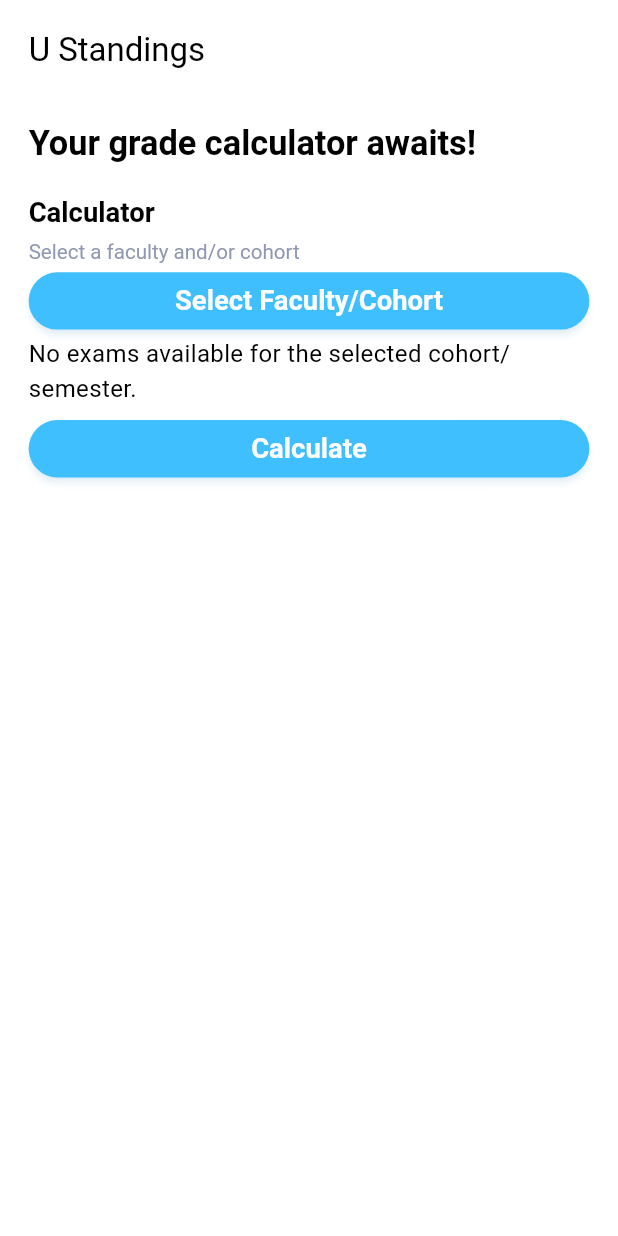
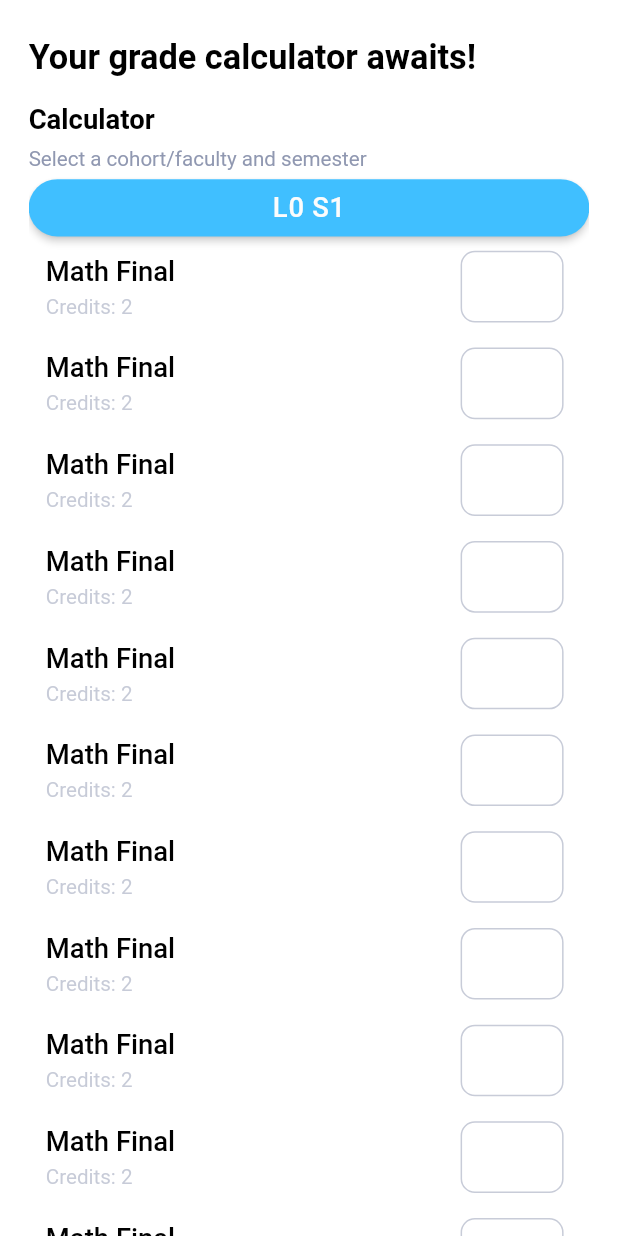
Before and after one commit to Krmsh1n5/u_standings, a Flutter app: the CalculatorPage screen opened directly, on a phone screen of 412 x 824 dp. Run offline on Flutter 3.47's test engine with Material 3 defaults, Android fonts, the phone set to English and light mode, and no system bars; our stand-ins replace flutter_screenutil; Roboto replaces fonts that are missing (Montserrat).

Commit message:
Completed UI for Calculator Page

```diff
--- a/lib/core/utils/constants/cohorts_semesters_data.dart
+++ b/lib/core/utils/constants/cohorts_semesters_data.dart
@@ -3,7 +3,20 @@ import 'package:u_standings/features/standings/domain/entities/exam.dart';
 
 List<CohortSemester> cohortsSemesters = [
   // L0
-  CohortSemester(name: 'L0 S1', exams: []),
+  // TODO: Add L0 exams
+  CohortSemester(name: 'L0 S1', exams: [
+    Exam(title: "Math Final", credits: 2),
+    Exam(title: "Math Final", credits: 2),
+    Exam(title: "Math Final", credits: 2),
+    Exam(title: "Math Final", credits: 2),
+    Exam(title: "Math Final", credits: 2),
+    Exam(title: "Math Final", credits: 2),
+    Exam(title: "Math Final", credits: 2),
+    Exam(title: "Math Final", credits: 2),
+    Exam(title: "Math Final", credits: 2),
+    Exam(title: "Math Final", credits: 2),
+    Exam(title: "Math Final", credits: 2),
+  ]),
   CohortSemester(name: 'L0 S2', exams: []),
   // L1
   CohortSemester(name: 'L1 CS S1', exams: [
--- /dev/null
+++ b/lib/core/utils/functions/check_and_rounf_credits.dart
@@ -0,0 +1,19 @@
+String checkAndRoundCredits(String credits) {
+  final double? value = double.tryParse(credits);
+
+  if (value == null) {
+    return credits;
+  }
+
+  if (value % 1 == 0) {
+    return value.toInt().toString();
+  }
+
+  final String valueString = value.toString();
+  final int decimalIndex = valueString.indexOf('.');
+
+  if (decimalIndex != -1 && valueString.length - decimalIndex - 1 > 3) {
+    return value.toStringAsFixed(3); // Round to 3 decimal places
+  }
+  return credits;
+}
--- a/lib/core/utils/functions/fetch_semesters_cohorts_func.dart
+++ b/lib/core/utils/functions/fetch_semesters_cohorts_func.dart
@@ -1,5 +1,5 @@
 Future<List<String>> fetchCohortsSemestersFromDatabase() async {
   // Simulate fetching data from API/DB
   await Future.delayed(Duration(seconds: 1)); // Simulate network delay
-  return ['Cohort A', 'Cohort A - CS', 'Cohort A - CE','Cohort B', 'Cohort C', 'Cohort C - GE'];
+  return ['Cohort A', 'Cohort A - CS', 'Cohort A - CE','Cohort B', 'Cohort C', 'Cohort C - GE', 'Cohort D', 'Cohort D - GE'];
 }
--- /dev/null
+++ b/lib/core/utils/functions/validation_funcs.dart
@@ -0,0 +1,11 @@
+bool isNumeric(String? inputString, {bool isRequired = false}) {
+  bool isInputStringValid = false;
+  if (!isRequired && (inputString == null ? true : inputString.isEmpty)) {
+    isInputStringValid = true;
+  }
+  if (inputString != null && inputString.isNotEmpty) {
+    final numericRegExp = RegExp(r'^[0-9]+$');
+    isInputStringValid = numericRegExp.hasMatch(inputString);
+  }
+  return isInputStringValid;
+}
--- a/lib/core/utils/theme/app_decoration.dart
+++ b/lib/core/utils/theme/app_decoration.dart
@@ -106,6 +106,7 @@ class AppDecoration {
             ? theme.colorScheme.primary
             : theme.colorScheme.primary.withValues(alpha: 0.5),
       ),
+      shadowColor: WidgetStateProperty.all(theme.colorScheme.onSurface.withValues(alpha: 0.8)),
     );
   }
 }
--- a/lib/core/utils/theme/custom_button_style.dart
+++ b/lib/core/utils/theme/custom_button_style.dart
@@ -8,7 +8,7 @@ class CustomButtonStyle {
         shape: RoundedRectangleBorder(
           borderRadius: BorderRadius.circular(5.h),
         ),
-        elevation: 1,
+        elevation: 4,
         padding: EdgeInsets.all(20.h),
         fixedSize: Size(double.maxFinite, 50.h),
       );
--- a/lib/core/utils/theme/custom_text_styles.dart
+++ b/lib/core/utils/theme/custom_text_styles.dart
@@ -7,6 +7,13 @@ class CustomTextStyles {
   static TextStyle get bodySmall10 => TextStyle(
         fontFamily: 'Montserrat',
         fontSize: 10.sp,
+        fontWeight: FontWeight.w400,
+        letterSpacing: .0,
+        wordSpacing: .0,
+      );
+  static TextStyle get bodySmall12 => TextStyle(
+        fontFamily: 'Montserrat',
+        fontSize: 12.sp,
         fontWeight: FontWeight.w400,
         letterSpacing: .0,
         wordSpacing: .0,
@@ -54,6 +61,7 @@ class CustomTextStyles {
         fontFamily: 'Montserrat',
         fontSize: 12.sp,
         color: theme.colorScheme.onSecondaryContainer.withValues(alpha: 1),
+        fontWeight: FontWeight.w400,
         letterSpacing: .0,
         wordSpacing: .0,
       );
@@ -69,7 +77,15 @@ class CustomTextStyles {
         fontFamily: 'Montserrat',
         fontSize: 16.sp,
         color: theme.colorScheme.onPrimary.withValues(alpha: 1),
-        fontWeight: FontWeight.w600,
+        fontWeight: FontWeight.w500,
+        letterSpacing: .0,
+        wordSpacing: .0,
+      );
+  static TextStyle get bodyMediumOnPrimary16w400 => TextStyle(
+        fontFamily: 'Montserrat',
+        fontSize: 16.sp,
+        color: theme.colorScheme.onPrimary.withValues(alpha: 1),
+        fontWeight: FontWeight.w400,
         letterSpacing: .0,
         wordSpacing: .0,
       );
@@ -163,6 +179,14 @@ class CustomTextStyles {
         letterSpacing: .0,
         wordSpacing: .0,
       );
+  static TextStyle get labelMediumOnSurface => TextStyle(
+        fontFamily: 'Montserrat',
+        fontSize: 16.sp,
+        color: theme.colorScheme.onSurface,
+        fontWeight: FontWeight.w500,
+        letterSpacing: .0,
+        wordSpacing: .0,
+      );
   static TextStyle get labelSmallPrimary => TextStyle(
         fontFamily: 'Montserrat',
         fontSize: 12.sp,
@@ -206,6 +230,7 @@ class CustomTextStyles {
       wordSpacing: .0,
     );
   }
+
   static TextStyle get titleMediumOnSurface => TextStyle(
         fontFamily: 'Montserrat',
         fontWeight: FontWeight.w700,
--- a/lib/features/standings/presentation/providers/calculator_notifier.dart
+++ b/lib/features/standings/presentation/providers/calculator_notifier.dart
@@ -4,15 +4,21 @@ import 'package:u_standings/features/standings/domain/usecases/get_exams.dart';
 
 class CalculatorProvider extends ChangeNotifier {
   // State variables
-  String? selectedCohortSemester;
+  String? selectedCohortSemester = 'L0 S1';
   List<Map<String, String>>? exams;
   double? calculatedAverage;
 
   // Use Cases
-  GetCalculatedAverageUseCase getCalculatedAverage = GetCalculatedAverageUseCase();
+  GetCalculatedAverageUseCase getCalculatedAverage =
+      GetCalculatedAverageUseCase();
   GetExamsUseCase getExams = GetExamsUseCase();
 
   final Map<String, double> grades = {}; // Stores user inputs for grades
+
+  CalculatorProvider() {
+    // Fetch initial data
+    exams = getExams(selectedCohortSemester) ?? [];
+  }
 
   // Update selected cohort and/or semester
   void updateCohort(String cohortSemester) {
@@ -28,7 +34,8 @@ class CalculatorProvider extends ChangeNotifier {
   }
 
   void calculateAverage() {
-    calculatedAverage = getCalculatedAverage(grades, selectedCohortSemester ?? 'L0 S1');
+    calculatedAverage =
+        getCalculatedAverage(grades, selectedCohortSemester ?? 'L0 S1');
     notifyListeners();
   }
 }
--- a/lib/features/standings/presentation/screens/calculator_page.dart
+++ b/lib/features/standings/presentation/screens/calculator_page.dart
@@ -2,10 +2,12 @@ import 'package:flutter/material.dart';
 import 'package:flutter_screenutil/flutter_screenutil.dart';
 import 'package:provider/provider.dart';
 import 'package:u_standings/core/utils/constants/cohorts_semesters_data.dart';
+import 'package:u_standings/core/utils/functions/check_and_rounf_credits.dart';
 import 'package:u_standings/core/utils/theme/app_decoration.dart';
+import 'package:u_standings/core/utils/theme/app_theme.dart';
+import 'package:u_standings/core/utils/theme/custom_button_style.dart';
 import 'package:u_standings/core/utils/theme/custom_text_styles.dart';
 import 'package:u_standings/features/standings/presentation/providers/calculator_notifier.dart';
-import 'package:u_standings/features/standings/presentation/widgets/custom_appbar.dart';
 import 'package:u_standings/features/standings/presentation/widgets/select_button.dart';
 
 class CalculatorPage extends StatelessWidget {
@@ -19,7 +21,6 @@ class CalculatorPage extends StatelessWidget {
       child: Scaffold(
         backgroundColor: Colors.white,
         resizeToAvoidBottomInset: false,
-        appBar: _buildAppbar(),
         body: Container(
           width: double.infinity,
           padding:
@@ -28,38 +29,30 @@ class CalculatorPage extends StatelessWidget {
               EdgeInsets.only(
             // Add custom padding on Android
             left: 16.h,
+            top: 8.h,
             right: 16.h,
           ),
           child: SingleChildScrollView(
             child: Column(
               children: [
                 _buildTitleWidget(),
-                SizedBox(height: 4.h),
                 _buildHeadingAndSubheadingText(),
                 SizedBox(height: 4.h),
                 _buildSelectButton(context),
-                SizedBox(height: 4.h),
+                SizedBox(height: 8.h),
                 _buildCalculatorFields(context),
-                SizedBox(height: 4.h),
                 if (provider.calculatedAverage != null)
-                  _buildCalculatedAverageBox(context),
-                SizedBox(height: 4.h),
+                  Column(
+                    children: [
+                      buildCalculatedResultBox(context),
+                      SizedBox(height: 10.h),
+                    ],
+                  ),
                 _buildCalculateButton(context),
-                SizedBox(height: 2.h),
+                SizedBox(height: 8.h),
               ],
             ),
           ),
-        ),
-      ),
-    );
-  }
-
-  _buildAppbar() {
-    return CustomAppBar(
-      title: Padding(
-        padding: EdgeInsets.symmetric(horizontal: 16.h),
-        child: Text(
-          'U Standings',
         ),
       ),
     );
@@ -69,6 +62,7 @@ class CalculatorPage extends StatelessWidget {
     return Container(
       width: double.maxFinite,
       height: 48.h,
+      color: Colors.white,
       alignment: Alignment.centerLeft,
       child: Text("Your grade calculator awaits!",
           style: CustomTextStyles.titleLargeOnSurface),
@@ -76,9 +70,10 @@ class CalculatorPage extends StatelessWidget {
   }
 
   _buildHeadingAndSubheadingText() {
-    return SizedBox(
+    return Container(
       height: 40.h,
       width: double.maxFinite,
+      color: Colors.white,
       child: Column(
         children: [
           SizedBox(
@@ -97,7 +92,7 @@ class CalculatorPage extends StatelessWidget {
             width: double.maxFinite,
             height: 16.h,
             child: Text(
-              "Select a faculty and/or cohort",
+              "Select a cohort/faculty and semester",
               style: CustomTextStyles.bodySmallOnSecondaryContainer,
             ),
           ),
@@ -116,11 +111,11 @@ class CalculatorPage extends StatelessWidget {
       }
     }
 
-    return SizedBox(
+    return Container(
       height: 32.h,
       width: double.maxFinite,
       child: CohortSemesterSelectorButton(
-        title: provider.selectedCohortSemester ?? 'Select Faculty/Cohort',
+        title: provider.selectedCohortSemester ?? 'Select Faculty',
         staticOptions: availableCohortsSemesters,
         onOptionSelected: (selectedOption) {
           provider.updateCohort(selectedOption);
@@ -133,15 +128,6 @@ class CalculatorPage extends StatelessWidget {
     final provider = Provider.of<CalculatorProvider>(context);
     final exams = provider.exams ?? [];
 
-    if (exams.isEmpty) {
-      return Center(
-        child: Text(
-          'No exams available for the selected cohort/semester.',
-          style: TextStyle(fontSize: 16),
-        ),
-      );
-    }
-
     return ListView.builder(
       shrinkWrap: true,
       physics:
@@ -150,7 +136,7 @@ class CalculatorPage extends StatelessWidget {
       itemBuilder: (context, index) {
         final exam = exams[index];
         return Padding(
-          padding: EdgeInsets.only(bottom: 16.h),
+          padding: EdgeInsets.only(bottom: 14.h),
           child: _buildGradeInputWidget(
             title: exam['title']!,
             credits: exam['credits']!,
@@ -161,31 +147,68 @@ class CalculatorPage extends StatelessWidget {
     );
   }
 
-  _buildGradeInputWidget({
+  Widget _buildGradeInputWidget({
     required String title,
     required String credits,
     required BuildContext context,
   }) {
     final provider = Provider.of<CalculatorProvider>(context);
 
-    return SizedBox(
-      height: 70.h,
-      width: double.infinity,
+    credits = checkAndRoundCredits(credits);
+
+    return Container(
+      width: double.maxFinite,
+      padding: EdgeInsets.symmetric(horizontal: 10.w),
+      decoration: BoxDecoration(
+        color: Colors.white,
+      ),
       child: Row(
         children: [
+          // Title and Credits Column
           Expanded(
             child: Column(
               crossAxisAlignment: CrossAxisAlignment.start,
               children: [
-                Text(title),
-                Text("Credits: $credits"),
+                Text(
+                  title,
+                  style: CustomTextStyles.labelMediumOnSurface,
+                ),
+                Text(
+                  "Credits: $credits",
+                  style: CustomTextStyles.bodySmallOnSecondaryContainer
+                      .copyWith(
+                          color: theme.colorScheme.onSecondaryContainer
+                              .withValues(alpha: 0.5)),
+                ),
               ],
             ),
           ),
-          SizedBox(
-            width: 70.w,
+          // Input Field
+          Container(
+            height: 40.h,
+            width: 60.w,
+            margin: EdgeInsets.symmetric(horizontal: 5.w),
+            decoration: BoxDecoration(
+              border: Border.all(
+                color: theme.colorScheme.onSecondaryContainer
+                    .withValues(alpha: 0.5),
+                width: 1,
+              ),
+              borderRadius: BorderRadiusStyle.roundedBorder8,
+            ),
             child: TextField(
+              textAlign: TextAlign.center,
               keyboardType: TextInputType.number,
+              cursorColor: theme.colorScheme.onSecondaryContainer.withValues(
+                alpha: 0.5,
+              ),
+              style: Theme.of(context).textTheme.bodySmall?.copyWith(
+                    fontSize: 16.sp,
+                  ),
+              decoration: InputDecoration(
+                border: InputBorder.none,
+                contentPadding: EdgeInsets.zero,
+              ),
               onChanged: (value) {
                 final grade = double.tryParse(value) ?? 0.0;
                 provider.updateGrade(title, grade);
@@ -197,17 +220,42 @@ class CalculatorPage extends StatelessWidget {
     );
   }
 
-  _buildCalculatedAverageBox(BuildContext context) {
+  buildCalculatedResultBox(BuildContext context) {
     final provider = Provider.of<CalculatorProvider>(context);
 
-    return SizedBox(
-      height: 32.h,
-      width: double.maxFinite,
-      child: Container(
-        alignment: Alignment.center,
-        child: Text(
-          provider.calculatedAverage.toString(),
+    String averageGrade = provider.calculatedAverage.toString();
+
+    return Container(
+      padding: const EdgeInsets.all(16.0),
+      decoration: BoxDecoration(
+        color: Colors.white,
+        border: Border.all(
+          color: theme.colorScheme.onSecondaryContainer.withValues(alpha: 0.5),
+          width: 0.5.h,
         ),
+        borderRadius: BorderRadiusStyle.roundedBorder8,
+      ),
+      child: Row(
+        mainAxisAlignment: MainAxisAlignment.spaceBetween,
+        children: [
+          Column(
+            crossAxisAlignment: CrossAxisAlignment.start,
+            children: [
+              Text(
+                "Your Calculated Average:",
+                style: CustomTextStyles.bodyMediumOnSurface16
+                    .copyWith(fontWeight: FontWeight.w500),
+              ),
+              Text('Plan ahead and aim higher!',
+                  style: CustomTextStyles.bodySmall12.copyWith(
+                    color: theme.colorScheme.primary,
+                  )),
+            ],
+          ),
+          Text(averageGrade,
+              style: CustomTextStyles.titleLargeOnSurface
+                  .copyWith(fontSize: 24.sp)),
+        ],
       ),
     );
   }
@@ -216,18 +264,16 @@ class CalculatorPage extends StatelessWidget {
     final provider = Provider.of<CalculatorProvider>(context);
 
     return SizedBox(
-      height: 32.h,
+      height: 40.h,
       width: double.maxFinite,
       child: ElevatedButton(
         onPressed: provider.calculateAverage,
-        style: AppDecoration().elevatedButtonStyle(true).copyWith(
-              shape: WidgetStateProperty.all<RoundedRectangleBorder>(
-                RoundedRectangleBorder(
-                  borderRadius: BorderRadiusStyle.circleBorder24,
-                ),
-              ),
-            ),
-        child: Text("Calculate", style: CustomTextStyles.bodyMediumOnPrimary16),
+        style: CustomButtonStyle.fillPrimary,
+        child: Center(
+          child: Text("Calculate",
+              style: CustomTextStyles.bodyMediumOnPrimary16
+                  .copyWith(letterSpacing: 0.5)),
+        ),
       ),
     );
   }
--- a/lib/features/standings/presentation/screens/home_page.dart
+++ b/lib/features/standings/presentation/screens/home_page.dart
@@ -38,7 +38,7 @@ class _HomePageState extends State<HomePage> {
           child: Container(
             padding: EdgeInsets.all(2.h),
             decoration: BoxDecoration(
-                color: theme.colorScheme.surface,
+                color: Colors.white,
                 borderRadius: BorderRadiusStyle.roundedBorder8,
                 boxShadow: [
                   BoxShadow(
--- a/lib/features/standings/presentation/screens/standings_page.dart
+++ b/lib/features/standings/presentation/screens/standings_page.dart
@@ -1,7 +1,6 @@
 import 'package:flutter/material.dart';
 import 'package:flutter_screenutil/flutter_screenutil.dart';
 import 'package:u_standings/core/utils/functions/fetch_semesters_cohorts_func.dart';
-import 'package:u_standings/features/standings/presentation/widgets/custom_appbar.dart';
 import 'package:u_standings/features/standings/presentation/widgets/select_button.dart';
 
 class StandingsPage extends StatelessWidget {
@@ -27,7 +26,6 @@ class StandingsPage extends StatelessWidget {
     return SafeArea(
       child: Scaffold(
         resizeToAvoidBottomInset: false,
-        appBar: _buildAppbar(),
         body: Container(
           width: double.infinity,
           padding:
@@ -36,6 +34,7 @@ class StandingsPage extends StatelessWidget {
               EdgeInsets.only(
             // Add custom padding on Android
             left: 16.h,
+            top: 8.h,
             right: 16.h,
           ),
           child: SingleChildScrollView(
@@ -55,23 +54,6 @@ class StandingsPage extends StatelessWidget {
           ),
         ),
       ),
-    );
-  }
-
-  _buildAppbar() {
-    return CustomAppBar(
-      title: Padding(
-        padding: EdgeInsets.symmetric(horizontal: 16.h),
-        child: Text(
-          'U Standings',
-        ),
-      ),
-      actions: [
-        IconButton(
-          icon: Icon(Icons.refresh_rounded),
-          onPressed: () {},
-        ),
-      ],
     );
   }
 
@@ -163,7 +145,7 @@ class StandingsPage extends StatelessWidget {
             width: double.maxFinite,
             height: 16.h,
             child: Text(
-              "Select a faculty and/or a cohort",
+              "Select a cohort/faculty and semester ",
             ),
           ),
         ],
@@ -176,7 +158,7 @@ class StandingsPage extends StatelessWidget {
       height: 32.h,
       width: double.maxFinite,
       child: CohortSemesterSelectorButton(
-        title: 'Select Cohort',
+        title: 'Select Faculty',
         fetchOptions: fetchCohortsSemestersFromDatabase,
         onOptionSelected: (selectedOption) {
           print('Selected in Standings: $selectedOption');
--- a/lib/features/standings/presentation/widgets/custom_appbar.dart
+++ /dev/null
@@ -1,43 +0,0 @@
-import 'package:flutter/material.dart';
-import 'package:flutter_screenutil/flutter_screenutil.dart';
-
-class CustomAppBar extends StatelessWidget implements PreferredSizeWidget {
-  const CustomAppBar({
-    super.key,
-    this.height,
-    this.shape,
-    this.leadingWidth,
-    this.leading,
-    this.title,
-    this.centerTitle,
-    this.actions,
-  });
-
-  final double? height;
-  final ShapeBorder? shape;
-  final double? leadingWidth;
-  final Widget? leading;
-  final Widget? title;
-  final bool? centerTitle;
-  final List<Widget>? actions;
-
-  @override
-  Widget build(BuildContext context) {
-    return AppBar(
-      elevation: 0,
-      shape: shape,
-      toolbarHeight: height ?? 56.h,
-      automaticallyImplyLeading: false,
-      backgroundColor: Colors.transparent,
-      leadingWidth: leadingWidth ?? 0,
-      leading: leading,
-      title: title,
-      titleSpacing: 0,
-      centerTitle: centerTitle ?? false,
-      actions: actions,
-    );
-  }
-
-  @override
-  Size get preferredSize => Size.fromHeight(height ?? 56.h);
-}
--- a/lib/features/standings/presentation/widgets/select_button.dart
+++ b/lib/features/standings/presentation/widgets/select_button.dart
@@ -1,4 +1,5 @@
 import 'package:flutter/material.dart';
+import 'package:flutter_screenutil/flutter_screenutil.dart';
 import 'package:u_standings/core/utils/theme/app_decoration.dart';
 import 'package:u_standings/core/utils/theme/custom_text_styles.dart';
 
@@ -33,15 +34,47 @@ class CohortSemesterSelectorButton extends StatelessWidget {
 
         // Show modal bottom sheet
         final selectedOption = await showModalBottomSheet<String>(
+          backgroundColor: Colors.white,
           context: context,
-          builder: (context) => ListView.builder(
+          showDragHandle: true,
+          builder: (context) => Container(
+            // color: Colors.white,
+            padding: EdgeInsets.symmetric(horizontal: 16.0.h),
+            child: Column(
+              crossAxisAlignment: CrossAxisAlignment.start,
+              children: [
+                Column(
+                  crossAxisAlignment: CrossAxisAlignment.start,
+                  children: [
+                    Text(
+                      'Make Selection!',
+                      style: CustomTextStyles.titleLargeOnSurface,
+                    ),
+                    Text(
+                      'Select one of the available cohorts/faculties and semesters below to see other results.',
+                      style: CustomTextStyles.bodySmallOnSecondaryContainer,
+                    ),
+                  ],
+                ),
+                SizedBox(height: 10.h),
+                Expanded(
+                  child: ListView.builder(
                     itemCount: options.length,
                     itemBuilder: (context, index) {
                       return ListTile(
-                title: Text(options[index]),
+                        tileColor: Colors.transparent,
+                        contentPadding: EdgeInsets.zero,
+                        title: Text(
+                          options[index],
+                          style: CustomTextStyles.titleMediumOnSurface,
+                        ),
                         onTap: () => Navigator.pop(context, options[index]),
                       );
                     },
+                  ),
+                ),
+              ],
+            ),
           ),
         );
 
@@ -57,7 +90,9 @@ class CohortSemesterSelectorButton extends StatelessWidget {
               ),
             ),
           ),
-      child: Text(title, style: CustomTextStyles.bodyMediumOnPrimary16),
+      child: Text(title,
+          style: CustomTextStyles.bodyMediumOnPrimary16
+              .copyWith(letterSpacing: 0.5)),
     );
   }
 }
```
Lines whose indentation alone changed are shown as unchanged.
